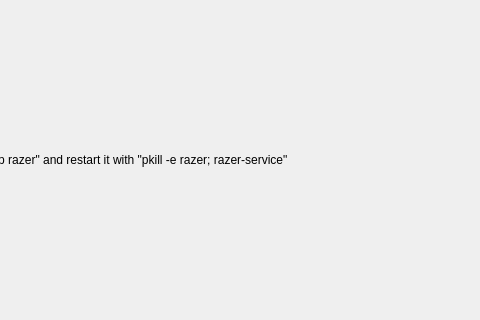
z3ntu/RazerGenie, file ui/daemon_not_available.ui: the form before one commit; both pictures show x 453 to 933 and y 190 to 510 of the 1024 by 700 pixel window.
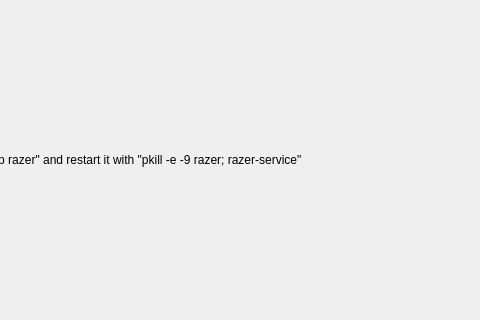
The form after the commit.

Commit message: Add polling rate support

Diff of the .ui file:
```diff
--- a/ui/daemon_not_available.ui
+++ b/ui/daemon_not_available.ui
@@ -24,7 +24,7 @@
    <item row="0" column="0">
     <widget class="QLabel" name="label">
      <property name="text">
-      <string>The daemon is currently not available. You can see if it's running with &quot;ps -aux | grep razer&quot; and restart it with &quot;pkill -e razer; razer-service&quot;</string>
+      <string>The daemon is currently not available. You can see if it's running with &quot;ps -aux | grep razer&quot; and restart it with &quot;pkill -e -9 razer; razer-service&quot;</string>
      </property>
     </widget>
    </item>
```
Left out of the diff: 2 changed lines with no effect on the pictures. The commit also changes 2 other files.
